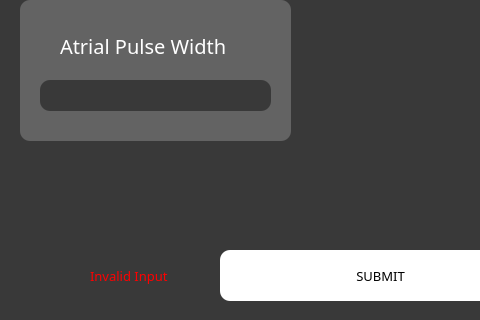
Before: the Qt Designer form AOO.ui in shahm58/PaceMakerGroup37, drawn with Qt 5; both pictures show x 0 to 480 and y 280 to 600 of the 900 by 600 pixel window.
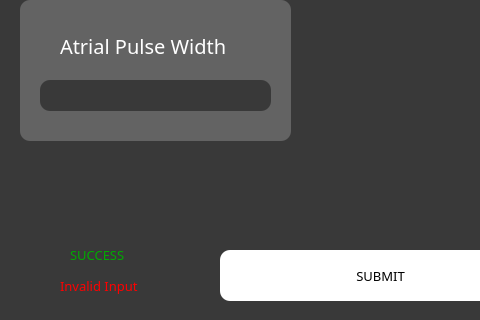
After: the same form once the commit is applied.

What changed in the file:
```diff
--- a/AOO.ui
+++ b/AOO.ui
@@ -350,8 +350,8 @@
   <widget class="QLabel" name="INVALID">
    <property name="geometry">
     <rect>
-     <x>90</x>
-     <y>540</y>
+     <x>60</x>
+     <y>550</y>
      <width>101</width>
      <height>31</height>
     </rect>
@@ -369,6 +369,28 @@
     <string>Invalid Input</string>
    </property>
   </widget>
+  <widget class="QLabel" name="SUCCESS">
+   <property name="geometry">
+    <rect>
+     <x>70</x>
+     <y>520</y>
+     <width>71</width>
+     <height>31</height>
+    </rect>
+   </property>
+   <property name="font">
+    <font>
+     <family>Franklin Gothic Book</family>
+     <pointsize>10</pointsize>
+    </font>
+   </property>
+   <property name="styleSheet">
+    <string notr="true">color:rgb(255, 0, 0)</string>
+   </property>
+   <property name="text">
+    <string>&lt;html&gt;&lt;head/&gt;&lt;body&gt;&lt;p&gt;&lt;span style=&quot; color:#00aa00;&quot;&gt;SUCCESS&lt;/span&gt;&lt;/p&gt;&lt;/body&gt;&lt;/html&gt;</string>
+   </property>
+  </widget>
   <zorder>graphicsView_4</zorder>
   <zorder>graphicsView_5</zorder>
   <zorder>graphicsView_6</zorder>
```
Left out of the diff: 1 changed line with no effect on the pictures.
